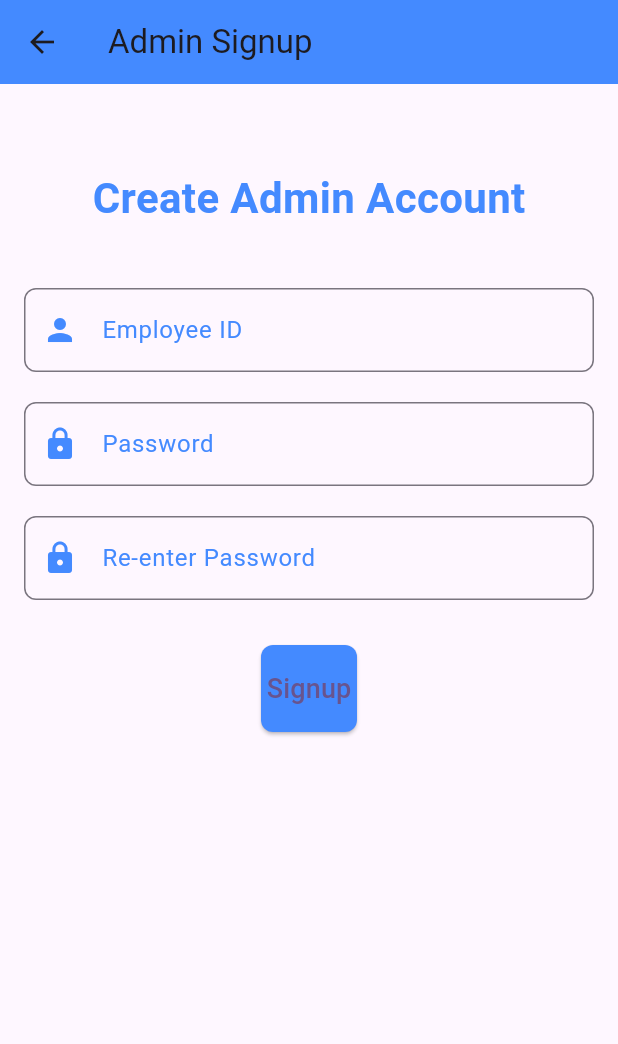
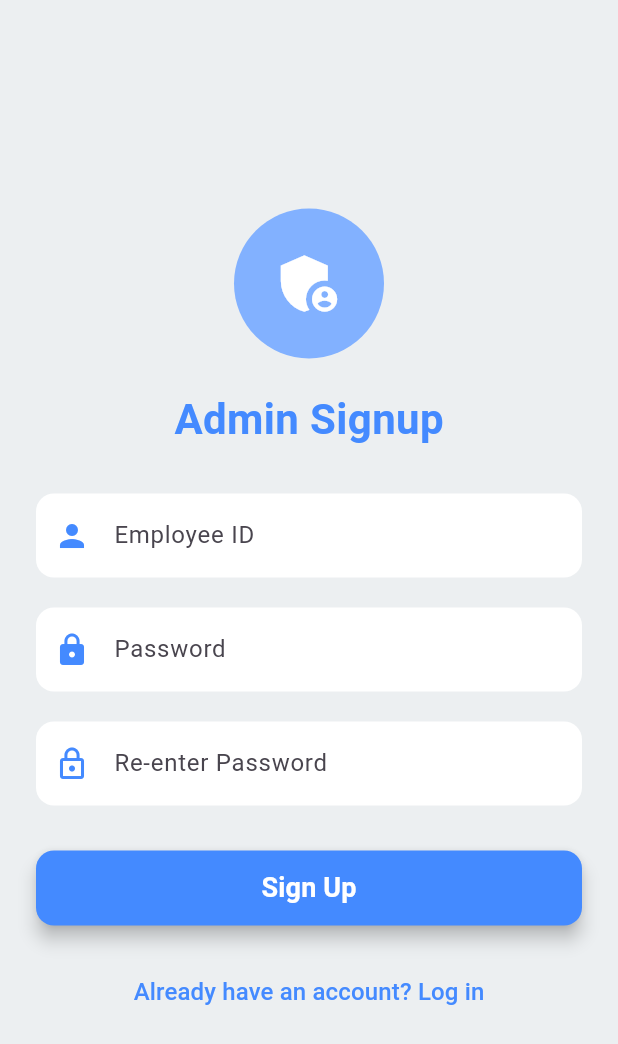
Before and after one commit to RDX463/erp_project, a Flutter app: the AdminSignupPage screen opened directly, on a phone screen of 412 x 824 dp. Shown: the top 1044 px of the screen. Run offline on Flutter 3.47's test engine with Material 3 defaults, Android fonts, the phone set to English and light mode, and no system bars; our stand-ins replace file_picker, image_picker, shared_preferences; accounts and stored records are empty; Roboto replaces fonts that are missing (Arial).

Commit message:
updated visuals of admin signup page

```diff
--- a/lib/admin/admin_signup.dart
+++ b/lib/admin/admin_signup.dart
@@ -13,37 +13,35 @@ class _AdminSignupPageState extends State<AdminSignupPage> {
   TextEditingController employeeIdController = TextEditingController();
   TextEditingController passwordController = TextEditingController();
   TextEditingController confirmPasswordController = TextEditingController();
+  bool isLoading = false; // For showing loading indicator
 
   // Function to handle signup
   Future<void> signupAdmin() async {
-    // Get the entered data
-    String employeeId = employeeIdController.text;
-    String password = passwordController.text;
-    String confirmPassword = confirmPasswordController.text;
+    setState(() => isLoading = true);
 
-    // Validate fields
+    String employeeId = employeeIdController.text.trim();
+    String password = passwordController.text.trim();
+    String confirmPassword = confirmPasswordController.text.trim();
+
     if (employeeId.isEmpty || password.isEmpty || confirmPassword.isEmpty) {
-      ScaffoldMessenger.of(context).showSnackBar(
-        const SnackBar(content: Text('Please fill in all fields')),
-      );
+      showSnackbar("Please fill in all fields");
+      setState(() => isLoading = false);
       return;
     }
 
     if (password != confirmPassword) {
-      ScaffoldMessenger.of(context).showSnackBar(
-        const SnackBar(content: Text('Passwords do not match')),
-      );
+      showSnackbar("Passwords do not match");
+      setState(() => isLoading = false);
       return;
     }
 
-    // Prepare data for API request
     final Map<String, String> data = {
       'employee_id': employeeId,
       'password': password,
       'confirm_password': confirmPassword
     };
 
-    // Send POST request to backend
+    try {
       final response = await http.post(
         Uri.parse('http://localhost:5000/admin_signup'),
         headers: {'Content-Type': 'application/json'},
@@ -51,118 +49,141 @@ class _AdminSignupPageState extends State<AdminSignupPage> {
       );
 
       if (response.statusCode == 200) {
-      ScaffoldMessenger.of(context).showSnackBar(
-        const SnackBar(content: Text('Signup successful')),
-      );
+        showSnackbar("Signup successful!");
       } else {
-      final errorMessage = json.decode(response.body)['detail'] ?? 'An error occurred';
-      ScaffoldMessenger.of(context).showSnackBar(
-        SnackBar(content: Text(errorMessage)),
-      );
+        final errorMessage = json.decode(response.body)['detail'] ?? 'Signup failed';
+        showSnackbar(errorMessage);
       }
+    } catch (e) {
+      showSnackbar("Network error! Please try again.");
+    }
+
+    setState(() => isLoading = false);
+  }
+
+  void showSnackbar(String message) {
+    ScaffoldMessenger.of(context).showSnackBar(SnackBar(content: Text(message)));
   }
 
   @override
   Widget build(BuildContext context) {
     return Scaffold(
-      appBar: AppBar(
-        title: const Text('Admin Signup'),
-        backgroundColor: Colors.blueAccent,
-      ),
-      body: SingleChildScrollView(
+      backgroundColor: Colors.blueGrey[50], // Soft background color
+      body: Center(
+        child: SingleChildScrollView(
           child: Padding(
-          padding: const EdgeInsets.all(16.0),
+            padding: const EdgeInsets.symmetric(horizontal: 24.0),
             child: Column(
               mainAxisAlignment: MainAxisAlignment.center,
               children: [
-              const SizedBox(height: 40),
-              const Text(
-                'Create Admin Account',
-                style: TextStyle(
-                  fontSize: 28,
-                  fontWeight: FontWeight.bold,
-                  color: Colors.blueAccent,
-                ),
-              ),
-              const SizedBox(height: 40),
-
-              // Employee ID TextField
-              TextField(
-                controller: employeeIdController,
-                decoration: InputDecoration(
-                  labelText: "Employee ID",
-                  labelStyle: const TextStyle(color: Colors.blueAccent),
-                  border: OutlineInputBorder(
-                    borderRadius: BorderRadius.circular(8.0),
-                  ),
-                  focusedBorder: OutlineInputBorder(
-                    borderRadius: BorderRadius.circular(8.0),
-                    borderSide: const BorderSide(color: Colors.blueAccent),
-                  ),
-                  prefixIcon: const Icon(Icons.person, color: Colors.blueAccent),
-                ),
-                keyboardType: TextInputType.emailAddress,
+                // App Logo (Optional)
+                CircleAvatar(
+                  radius: 50,
+                  backgroundColor: Colors.blueAccent.shade100,
+                  child: Icon(Icons.admin_panel_settings, size: 50, color: Colors.white),
                 ),
                 const SizedBox(height: 20),
 
-              // Password TextField
-              TextField(
-                controller: passwordController,
-                decoration: InputDecoration(
-                  labelText: "Password",
-                  labelStyle: const TextStyle(color: Colors.blueAccent),
-                  border: OutlineInputBorder(
-                    borderRadius: BorderRadius.circular(8.0),
-                  ),
-                  focusedBorder: OutlineInputBorder(
-                    borderRadius: BorderRadius.circular(8.0),
-                    borderSide: const BorderSide(color: Colors.blueAccent),
-                  ),
-                  prefixIcon: const Icon(Icons.lock, color: Colors.blueAccent),
-                ),
-                obscureText: true,
-              ),
-              const SizedBox(height: 20),
-
-              // Confirm Password TextField
-              TextField(
-                controller: confirmPasswordController,
-                decoration: InputDecoration(
-                  labelText: "Re-enter Password",
-                  labelStyle: const TextStyle(color: Colors.blueAccent),
-                  border: OutlineInputBorder(
-                    borderRadius: BorderRadius.circular(8.0),
-                  ),
-                  focusedBorder: OutlineInputBorder(
-                    borderRadius: BorderRadius.circular(8.0),
-                    borderSide: const BorderSide(color: Colors.blueAccent),
-                  ),
-                  prefixIcon: const Icon(Icons.lock, color: Colors.blueAccent),
-                ),
-                obscureText: true,
+                // Title
+                Text(
+                  'Admin Signup',
+                  style: TextStyle(fontSize: 28, fontWeight: FontWeight.bold, color: Colors.blueAccent),
                 ),
                 const SizedBox(height: 30),
 
-              // Signup Button
-              ElevatedButton(
-                onPressed: signupAdmin,
+                // Employee ID Field
+                buildTextField(
+                  controller: employeeIdController,
+                  label: "Employee ID",
+                  icon: Icons.person,
+                  inputType: TextInputType.text,
+                ),
+
+                const SizedBox(height: 20),
+
+                // Password Field
+                buildTextField(
+                  controller: passwordController,
+                  label: "Password",
+                  icon: Icons.lock,
+                  obscureText: true,
+                ),
+
+                const SizedBox(height: 20),
+
+                // Confirm Password Field
+                buildTextField(
+                  controller: confirmPasswordController,
+                  label: "Re-enter Password",
+                  icon: Icons.lock_outline,
+                  obscureText: true,
+                ),
+
+                const SizedBox(height: 30),
+
+                // Signup Button with Loading Indicator
+                SizedBox(
+                  width: double.infinity,
+                  height: 50,
+                  child: ElevatedButton(
+                    onPressed: isLoading ? null : signupAdmin,
                     style: ElevatedButton.styleFrom(
-                  backgroundColor: Colors.blueAccent, // Button color
-                  padding: const EdgeInsets.symmetric(vertical: 16.0),
-                  shape: RoundedRectangleBorder(
-                    borderRadius: BorderRadius.circular(8.0),
+                      backgroundColor: Colors.blueAccent,
+                      shape: RoundedRectangleBorder(borderRadius: BorderRadius.circular(12)),
+                      elevation: 5,
+                    ),
+                    child: isLoading
+                        ? const CircularProgressIndicator(color: Colors.white)
+                        : const Text(
+                            "Sign Up",
+                            style: TextStyle(fontSize: 18, fontWeight: FontWeight.bold, color: Colors.white),
                           ),
                   ),
+                ),
+
+                const SizedBox(height: 20),
+
+                // Login Redirection
+                TextButton(
+                  onPressed: () {
+                    // Navigate to login page (Add navigation logic)
+                  },
                   child: const Text(
-                  "Signup",
-                  style: TextStyle(fontSize: 18),
+                    "Already have an account? Log in",
+                    style: TextStyle(color: Colors.blueAccent, fontSize: 16),
                   ),
                 ),
-              const SizedBox(height: 20),
               ],
+            ),
           ),
         ),
       ),
     );
   }
+
+  // Custom TextField Widget
+  Widget buildTextField({
+    required TextEditingController controller,
+    required String label,
+    required IconData icon,
+    TextInputType inputType = TextInputType.text,
+    bool obscureText = false,
+  }) {
+    return TextField(
+      controller: controller,
+      obscureText: obscureText,
+      keyboardType: inputType,
+      decoration: InputDecoration(
+        labelText: label,
+        prefixIcon: Icon(icon, color: Colors.blueAccent),
+        filled: true,
+        fillColor: Colors.white,
+        border: OutlineInputBorder(borderRadius: BorderRadius.circular(12), borderSide: BorderSide.none),
+        focusedBorder: OutlineInputBorder(
+          borderRadius: BorderRadius.circular(12),
+          borderSide: const BorderSide(color: Colors.blueAccent, width: 2),
+        ),
+      ),
+    );
   }
+}
```
Lines whose indentation alone changed are shown as unchanged.
